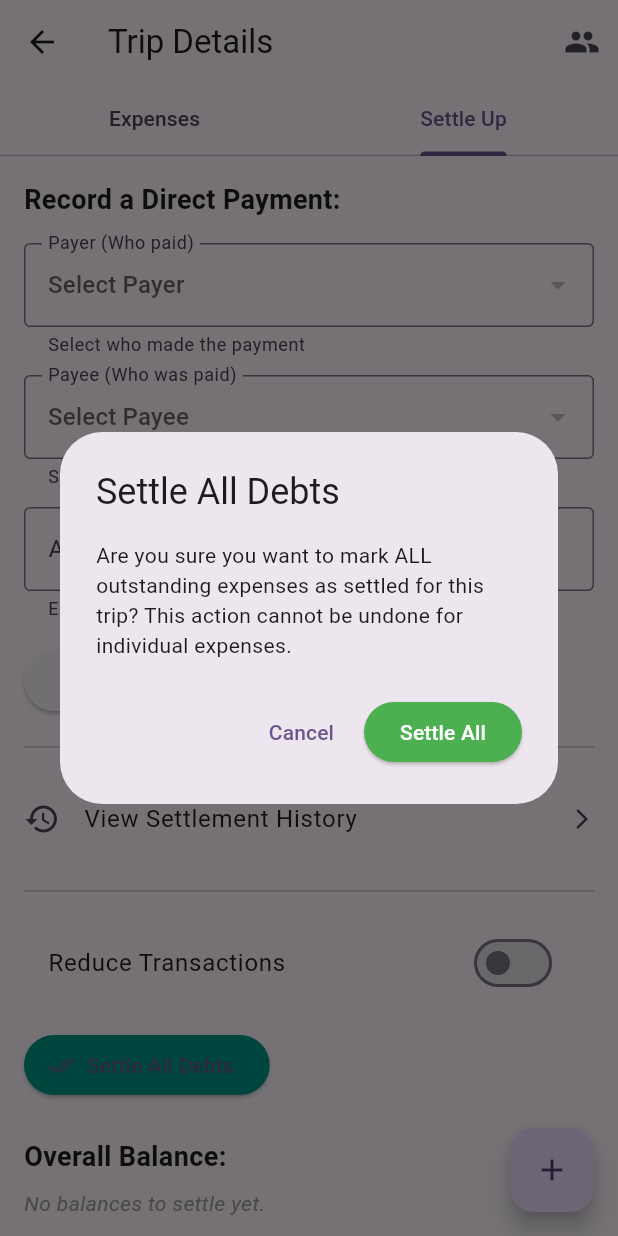
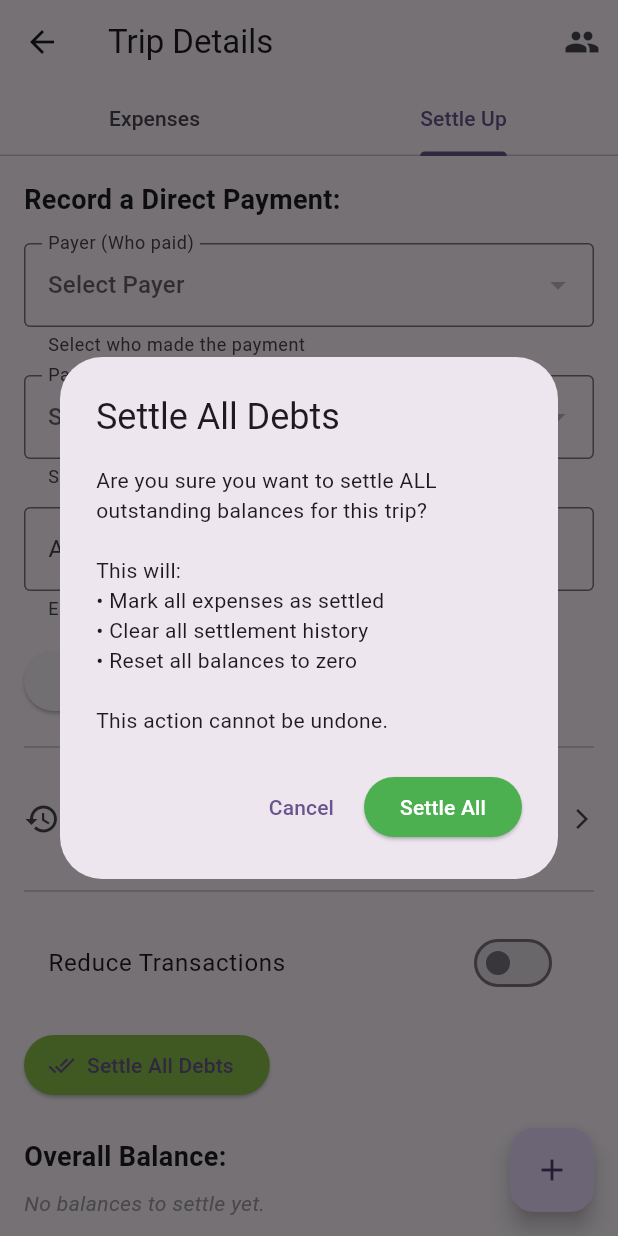
Before and after one commit to rohk30/Own-Splitwise-Copy, a Flutter app: the TripDetailsScreen screen opened directly with empty values, tab 2 chosen, after a tap on "Settle All Debts", on a phone screen of 412 x 824 dp. Run offline on Flutter 3.47's test engine with Material 3 defaults, Android fonts, the phone set to English and light mode, and no system bars; our stand-ins replace cloud_firestore, firebase_auth, firebase_core, google_fonts, share_plus, shared_preferences; accounts and stored records are empty.

Commit message:
Step-11: Modified a small error in Settle All Debts

```diff
--- a/lib/screens/trip_screens/trip_details/trip_details_screen.dart
+++ b/lib/screens/trip_screens/trip_details/trip_details_screen.dart
@@ -660,13 +660,23 @@ class _TripDetailsScreenState extends State<TripDetailsScreen> with SingleTicker
     );
   }
 
+  // Option 1: Clear all settlements when settling all debts
+// Replace your current _settleAllExpenses method with this:
+
   Future<void> _settleAllExpenses() async {
     final bool confirm = await showDialog(
       context: context,
       builder: (BuildContext context) {
         return AlertDialog(
           title: const Text("Settle All Debts"),
-          content: const Text("Are you sure you want to mark ALL outstanding expenses as settled for this trip? This action cannot be undone for individual expenses."),
+          content: const Text(
+              "Are you sure you want to settle ALL outstanding balances for this trip?\n\n"
+                  "This will:\n"
+                  "• Mark all expenses as settled\n"
+                  "• Clear all settlement history\n"
+                  "• Reset all balances to zero\n\n"
+                  "This action cannot be undone."
+          ),
           actions: <Widget>[
             TextButton(
               child: const Text("Cancel"),
@@ -687,28 +697,41 @@ class _TripDetailsScreenState extends State<TripDetailsScreen> with SingleTicker
     }
 
     try {
-      final expensesQuery = FirebaseFirestore.instance
+      final batch = FirebaseFirestore.instance.batch();
+
+      // 1. Mark all unsettled expenses as settled
+      final expensesQuery = await FirebaseFirestore.instance
           .collection('trips')
           .doc(widget.groupCode)
           .collection('expenses')
           .where('settled', isEqualTo: false)
           .get();
 
-      final WriteBatch batch = FirebaseFirestore.instance.batch();
-
-      (await expensesQuery).docs.forEach((doc) {
+      for (var doc in expensesQuery.docs) {
         batch.update(doc.reference, {'settled': true});
-      });
+      }
+
+      // 2. Delete all settlements (since everything is now settled)
+      final settlementsQuery = await FirebaseFirestore.instance
+          .collection('trips')
+          .doc(widget.groupCode)
+          .collection('settlements')
+          .get();
+
+      for (var doc in settlementsQuery.docs) {
+        batch.delete(doc.reference);
+      }
 
       await batch.commit();
 
       ScaffoldMessenger.of(context).showSnackBar(
-        const SnackBar(content: Text("All unsettled expenses marked as settled!")),
-      );
-      _calculateOverallSplit();
+        const SnackBar(content: Text("All debts settled and settlement history cleared!")),
+      );
+
+      _debouncedCalculateOverallSplit();
     } catch (e) {
       ScaffoldMessenger.of(context).showSnackBar(
-        SnackBar(content: Text("Failed to settle all expenses: $e")),
+        SnackBar(content: Text("Failed to settle all debts: $e")),
       );
     }
   }
@@ -1657,7 +1680,7 @@ class _TripDetailsScreenState extends State<TripDetailsScreen> with SingleTicker
                   },
                   icon: const Icon(Icons.done_all),
                   label: const Text("Settle All Debts"),
-                  style: ElevatedButton.styleFrom(backgroundColor: Colors.teal),
+                  style: ElevatedButton.styleFrom(backgroundColor: Colors.lightGreen),
                 ),
                 const SizedBox(height: 24),
                 const Text("Overall Balance:", style: TextStyle(fontSize: 18, fontWeight: FontWeight.bold)),
```
